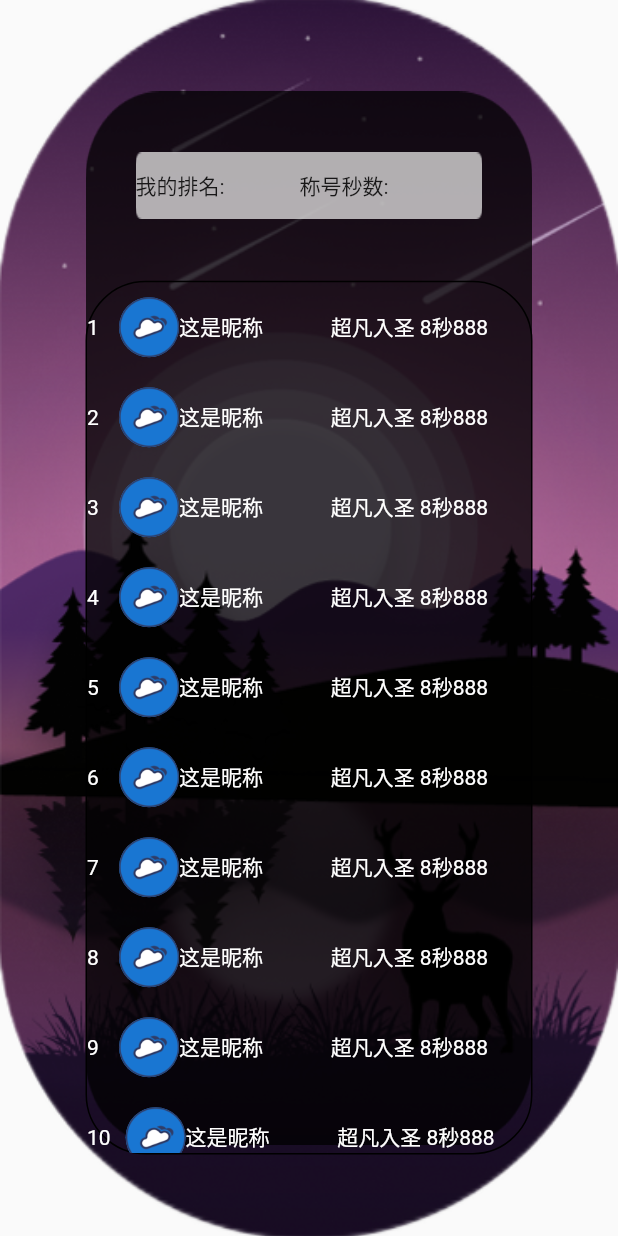
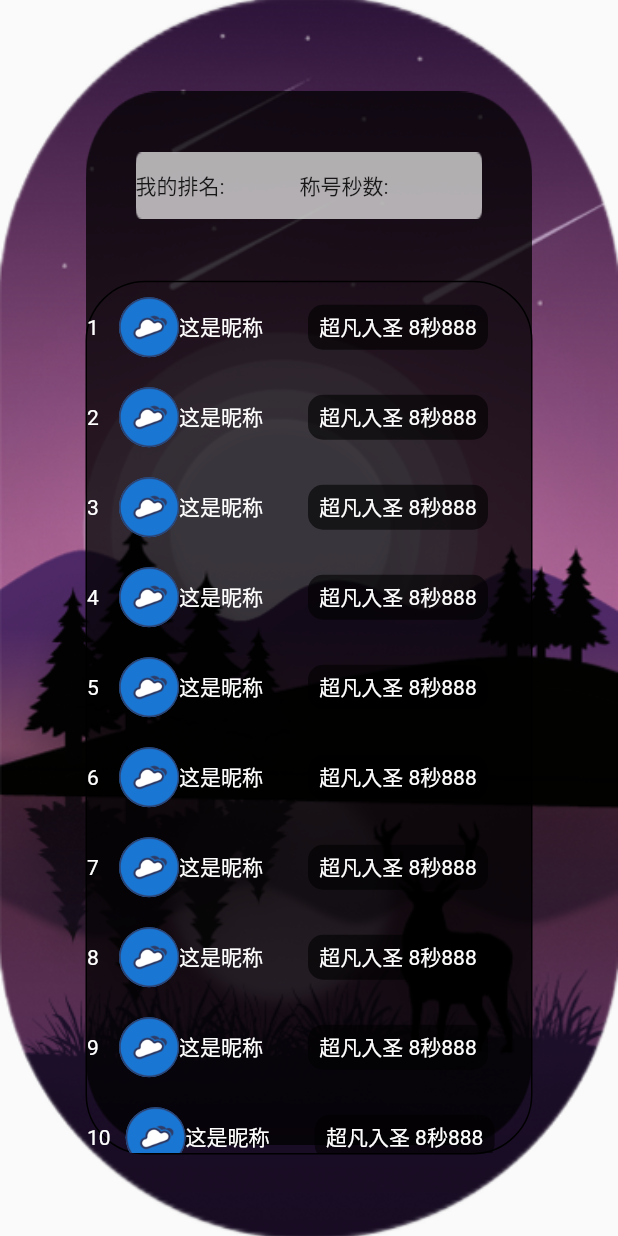
Before and after one commit to LryIII/memory_practice, a Flutter app: the RankContent screen opened directly, on a phone screen of 412 x 824 dp. Run offline on Flutter 3.47's test engine with Material 2 defaults, Android fonts, the light colour scheme and no system bars; our stand-ins replace flutter_smart_dialog, percent_indicator, stop_watch_timer.

Commit message:
add:rank界面暂时先这样吧

```diff
--- a/lib/pages/rank/rank_main.dart
+++ b/lib/pages/rank/rank_main.dart
@@ -104,7 +104,7 @@ class _RankContentState extends State<RankContent> {
                           //),
                           const SizedBox(width: 30,),
                           RankTimeText(
-                            type: 0,
+                            type: 1,
                             child: const Text(
                               "超凡入圣 8秒888",
                               style: TextStyle(
--- a/lib/pages/rank/rank_time_text.dart
+++ b/lib/pages/rank/rank_time_text.dart
@@ -40,7 +40,7 @@ class RankTimeText extends StatelessWidget {
         color: const Color.fromARGB(155, 0, 0, 0),
       ),
       child: Row(
-        mainAxisAlignment: MainAxisAlignment.start,
+        mainAxisAlignment: MainAxisAlignment.center,
         children: [
           child,
         ],
```
Also changed, not shown: assets/images/1.5x/fail_bee.png (added), assets/images/1.5x/success_lion.png (added), assets/images/2x/fail_bee.png (added), assets/images/2x/success_lion.png (added), assets/images/3x/fail_bee.png (added), assets/images/3x/success_lion.png (added), assets/images/4x/fail_bee.png (added), assets/images/4x/success_lion.png (added), assets/images/fail_bee.png (added), assets/images/success_lion.png (added).
